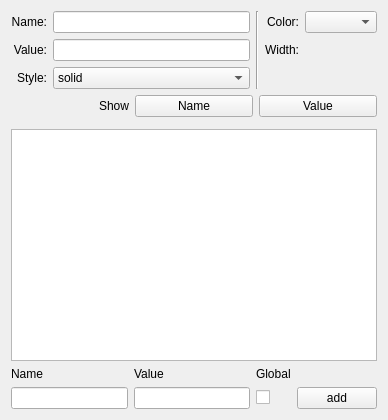
This is src/Interface/EdgePropertiesWidget.ui in KDE/rocs as Qt 5 draws it before an edit. The edited form follows.
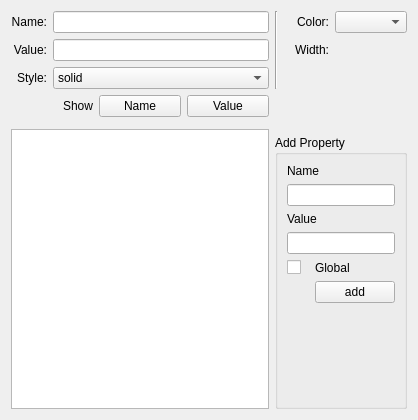
This is the edited form. Custom widgets are drawn as their Qt base class.

Commit message: Code cleanup, fixed bug setting colors on nodes, fixed disconnection with edges, fixed size of line on the zoom overlay, fixed visual of the edge settings dialog.

```diff
--- a/src/Interface/EdgePropertiesWidget.ui
+++ b/src/Interface/EdgePropertiesWidget.ui
@@ -6,7 +6,7 @@
    <rect>
     <x>0</x>
     <y>0</y>
-    <width>388</width>
+    <width>418</width>
     <height>420</height>
    </rect>
   </property>
@@ -125,7 +125,7 @@
      </item>
     </widget>
    </item>
-   <item row="3" column="0" colspan="5">
+   <item row="3" column="0" colspan="2">
     <layout class="QHBoxLayout" name="horizontalLayout">
      <item>
       <widget class="QLabel" name="label_6">
@@ -175,46 +175,63 @@
      </property>
     </widget>
    </item>
-   <item row="5" column="0" colspan="5">
+   <item row="5" column="0" rowspan="2" colspan="2">
     <widget class="QTableView" name="_propertiesTable"/>
    </item>
-   <item row="6" column="0" colspan="5">
+   <item row="6" column="2" colspan="3">
+    <widget class="QGroupBox" name="groupBox">
+     <property name="title">
+      <string>Add Property</string>
+     </property>
     <layout class="QGridLayout" name="gridLayout">
-     <item row="1" column="0">
-      <widget class="KLineEdit" name="_propertyName"/>
-     </item>
-     <item row="1" column="1">
-      <widget class="KLineEdit" name="_propertyValue"/>
-     </item>
-     <item row="0" column="0">
+      <item row="0" column="0" colspan="2">
       <widget class="QLabel" name="label_7">
        <property name="text">
         <string>Name</string>
        </property>
       </widget>
      </item>
-     <item row="0" column="1">
+      <item row="1" column="0" colspan="2">
+       <widget class="KLineEdit" name="_propertyName"/>
+      </item>
+      <item row="2" column="0" colspan="2">
       <widget class="QLabel" name="label_8">
        <property name="text">
         <string>Value</string>
        </property>
       </widget>
      </item>
-     <item row="1" column="2">
+      <item row="3" column="0" colspan="2">
+       <widget class="KLineEdit" name="_propertyValue"/>
+      </item>
+      <item row="4" column="0">
       <widget class="QCheckBox" name="_isPropertyGlobal">
        <property name="text">
         <string/>
        </property>
       </widget>
      </item>
-     <item row="0" column="2">
+      <item row="4" column="1">
       <widget class="QLabel" name="label_9">
        <property name="text">
         <string>Global</string>
        </property>
       </widget>
      </item>
-     <item row="1" column="3">
+      <item row="6" column="1">
+       <spacer name="verticalSpacer">
+        <property name="orientation">
+         <enum>Qt::Vertical</enum>
+        </property>
+        <property name="sizeHint" stdset="0">
+         <size>
+          <width>20</width>
+          <height>40</height>
+         </size>
+        </property>
+       </spacer>
+      </item>
+      <item row="5" column="1">
       <widget class="KPushButton" name="_addProperty">
        <property name="text">
         <string>add</string>
@@ -222,6 +239,7 @@
       </widget>
      </item>
     </layout>
+    </widget>
    </item>
   </layout>
  </widget>
```
Lines whose indentation alone changed are shown as unchanged. The commit also changes 4 other files.
